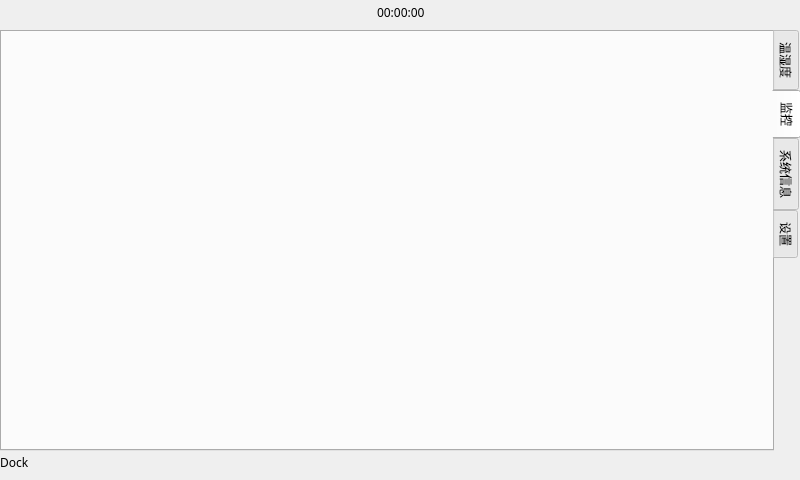
Before: the Qt Designer form window/logwindow.ui in PeterZZ4609/qt-watchdog, drawn with Qt 5.
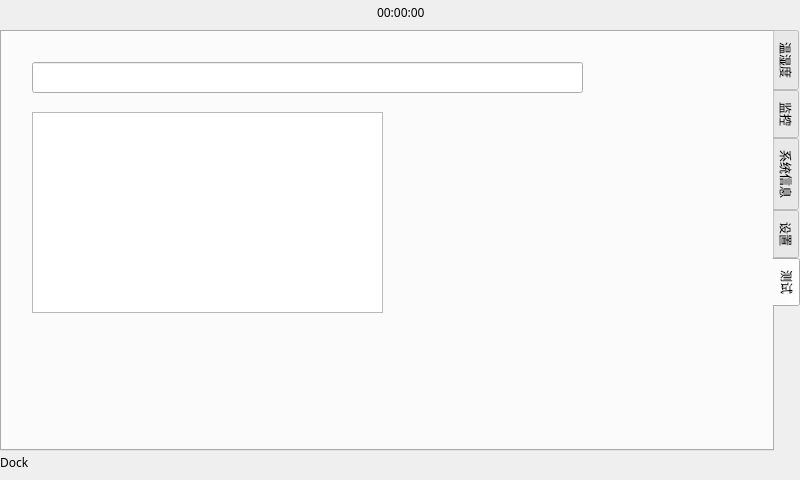
After: the same form once the commit is applied. The open tabs and pages were chosen to show the change. Custom widgets are drawn as their Qt base class.

What changed in the file:
```diff
--- a/window/logwindow.ui
+++ b/window/logwindow.ui
@@ -52,7 +52,7 @@
     <enum>QTabWidget::Rounded</enum>
    </property>
    <property name="currentIndex">
-    <number>1</number>
+    <number>4</number>
    </property>
    <property name="documentMode">
     <bool>false</bool>
@@ -435,6 +435,31 @@
      </widget>
     </widget>
    </widget>
+   <widget class="QWidget" name="tab_2">
+    <attribute name="title">
+     <string>测试</string>
+    </attribute>
+    <widget class="QLineEdit" name="lineEdit">
+     <property name="geometry">
+      <rect>
+       <x>30</x>
+       <y>30</y>
+       <width>551</width>
+       <height>31</height>
+      </rect>
+     </property>
+    </widget>
+    <widget class="QTextEdit" name="textEdit">
+     <property name="geometry">
+      <rect>
+       <x>30</x>
+       <y>80</y>
+       <width>351</width>
+       <height>201</height>
+      </rect>
+     </property>
+    </widget>
+   </widget>
   </widget>
   <widget class="QWidget" name="horizontalLayoutWidget">
    <property name="geometry">
```
Left out of the diff: 8 changed lines with no effect on the pictures.
